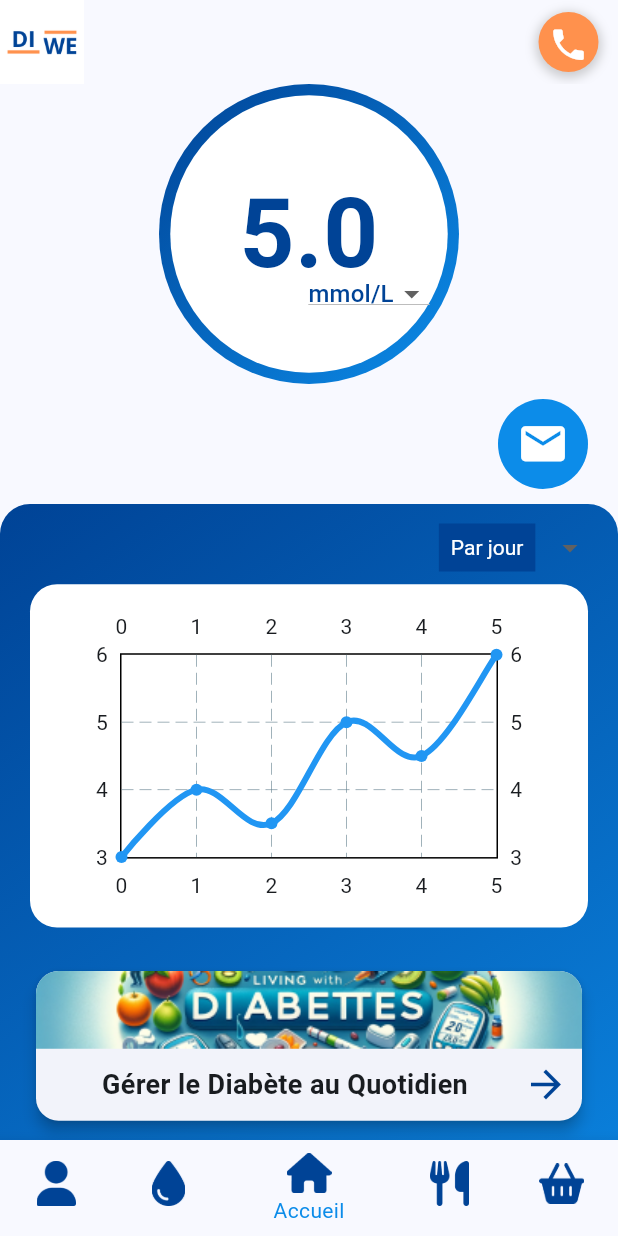
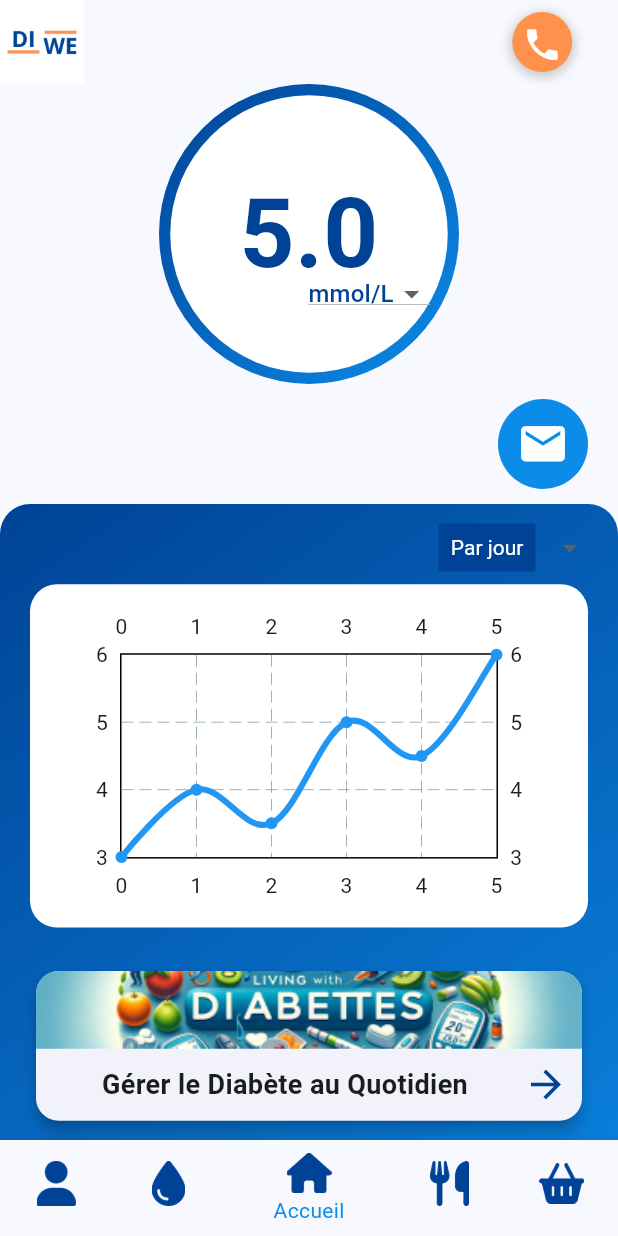
Before and after one commit to PaulDelamare/Diwe_front, a Flutter app: the screen it shows after launch, item 3 of the bottom bar chosen, on a phone screen of 412 x 824 dp. Run offline on Flutter 3.47's test engine with Material 3 defaults, Android fonts, the phone set to English and light mode, and no system bars; drawn by our look-alikes of fl_chart.

Commit message:
j'ai mis de l'espace autour de l'icon d'urgence

```diff
--- a/lib/main.dart
+++ b/lib/main.dart
@@ -70,10 +70,10 @@ class _MyHomePageState extends State<MyHomePage> {
           Padding(
             padding: const EdgeInsets.all(8.0),
             child: Container(
-              width: 50,
+              width: 85,
               height: 50,
               decoration: BoxDecoration(
-                shape: BoxShape.circle, // Forme de cercle pour le conteneur
+                shape: BoxShape.circle,
                 boxShadow: [
                   BoxShadow(
                     color: Colors.grey.withOpacity(0.5),
@@ -82,12 +82,6 @@ class _MyHomePageState extends State<MyHomePage> {
                     offset: Offset(0, 2),
                   ),
                 ],
-              ),
-              child: Container(
-                width: 50,
-                height: 50,
-                decoration: BoxDecoration(
-                  shape: BoxShape.circle,
                 color: Color(0xFFFF914D),
               ),
               child: Center(
@@ -106,7 +100,6 @@ class _MyHomePageState extends State<MyHomePage> {
               ),
             ),
           ),
-          ),
         ],
       ),
 
```
Lines whose indentation alone changed are shown as unchanged.
